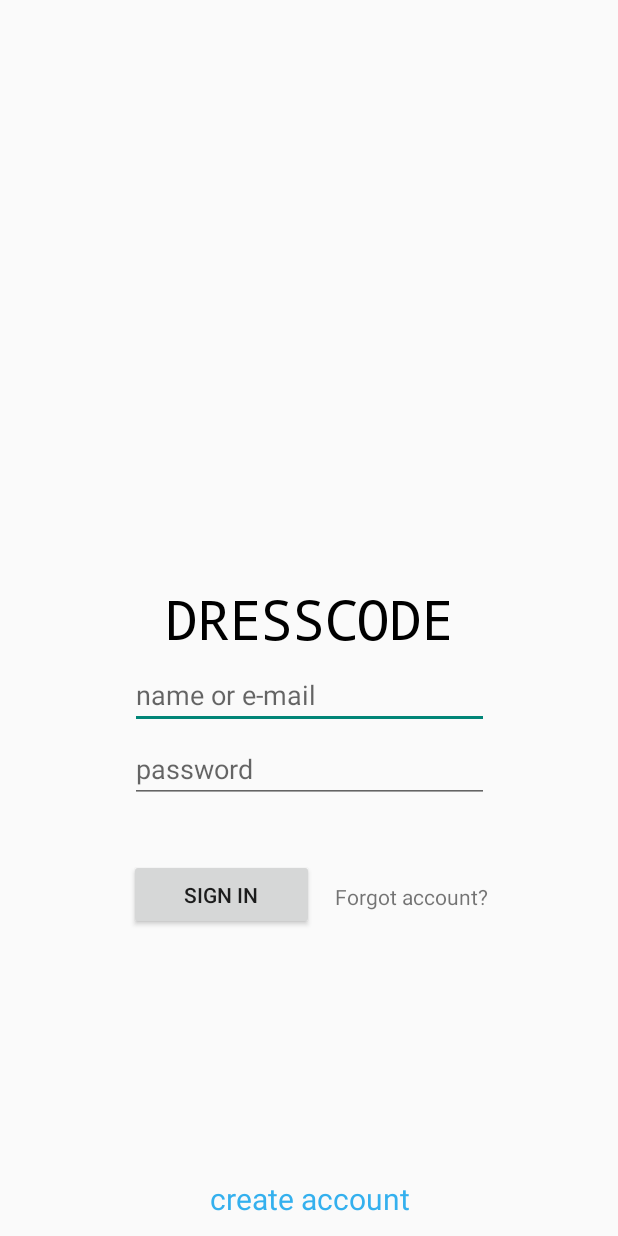
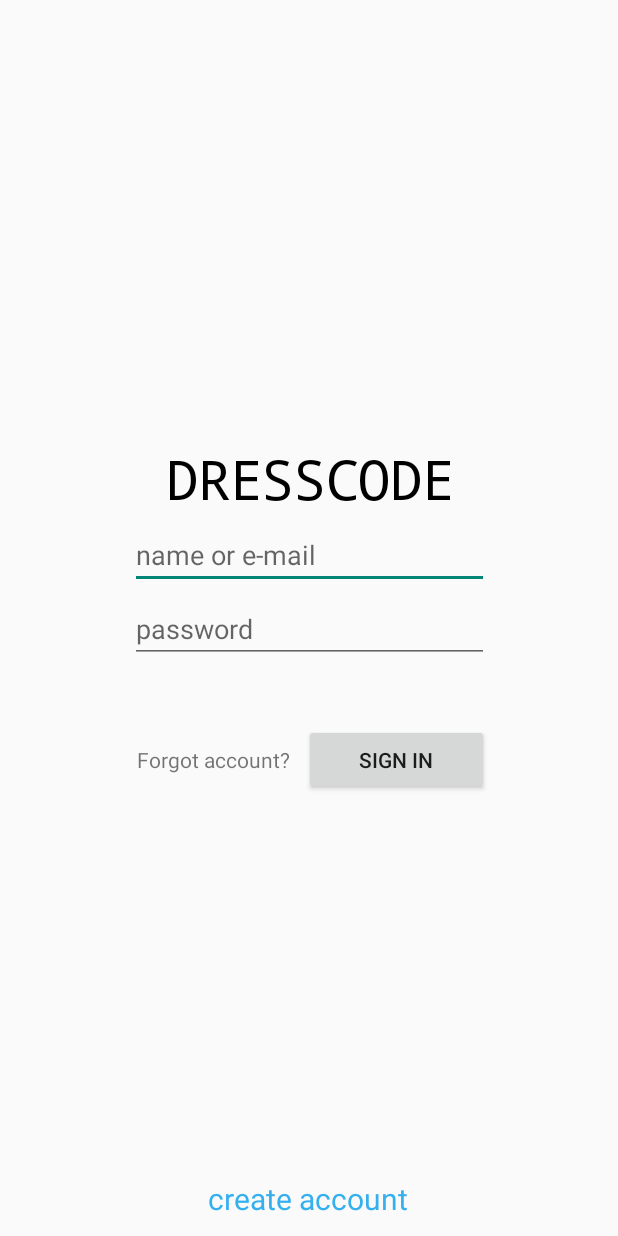
Before and after one commit to biba-boba-2-dolboeba/dresscode-proj, an Android app: the screen it shows after launch (SignInActivity), on a phone screen of 412 x 824 dp. Run offline under Robolectric (Android 15) with nearby library versions, the phone set to English and light mode, and no system bars.

Commit message:
revactoring signInLayout

```diff
--- a/app/src/main/res/layout/sign_in_layout.xml
+++ b/app/src/main/res/layout/sign_in_layout.xml
@@ -6,6 +6,37 @@
     android:layout_height="match_parent"
     android:visibility="visible"
     tools:context=".presentation.signin_screen.SignInActivity">
+
+    <TextView
+        android:id="@+id/sign_out_button"
+        android:layout_width="178dp"
+        android:layout_height="49dp"
+        android:layout_alignParentStart="true"
+        android:layout_alignParentLeft="true"
+        android:layout_alignParentTop="true"
+        android:layout_alignParentEnd="true"
+        android:layout_alignParentRight="true"
+        android:layout_alignParentBottom="true"
+        android:clickable="true"
+        android:focusable="true"
+        android:gravity="center"
+        android:text="@string/create_account"
+        android:textColor="@color/blue"
+        android:textSize="20sp"
+        app:layout_constraintBottom_toBottomOf="parent"
+        app:layout_constraintEnd_toEndOf="parent"
+        app:layout_constraintHorizontal_bias="0.497"
+        app:layout_constraintStart_toStartOf="parent"
+        app:layout_constraintTop_toTopOf="parent"
+        app:layout_constraintVertical_bias="1.0" />
+
+    <androidx.constraintlayout.widget.ConstraintLayout
+        android:layout_width="wrap_content"
+        android:layout_height="wrap_content"
+        app:layout_constraintBottom_toBottomOf="parent"
+        app:layout_constraintEnd_toEndOf="parent"
+        app:layout_constraintStart_toStartOf="parent"
+        app:layout_constraintTop_toTopOf="parent">
 
         <TextView
             android:id="@+id/dresscodeText"
@@ -28,7 +59,8 @@
             app:layout_constraintBottom_toBottomOf="parent"
             app:layout_constraintEnd_toEndOf="parent"
             app:layout_constraintStart_toStartOf="parent"
-        app:layout_constraintTop_toTopOf="parent" />
+            app:layout_constraintTop_toTopOf="parent"
+            app:layout_constraintVertical_bias="0.0" />
 
         <EditText
             android:id="@+id/login_field"
@@ -69,23 +101,6 @@
             app:layout_constraintTop_toBottomOf="@+id/login_field" />
 
         <TextView
-        android:id="@+id/forgot_account_button"
-        android:layout_width="wrap_content"
-        android:layout_height="wrap_content"
-        android:layout_alignParentEnd="true"
-        android:layout_alignParentRight="true"
-        android:layout_alignParentBottom="true"
-        android:clickable="true"
-        android:focusable="true"
-        android:text="@string/forgot_account"
-        app:layout_constraintBottom_toBottomOf="parent"
-        app:layout_constraintEnd_toEndOf="parent"
-        app:layout_constraintHorizontal_bias="0.14"
-        app:layout_constraintStart_toEndOf="@+id/sign_in_button"
-        app:layout_constraintTop_toBottomOf="@+id/error_message"
-        app:layout_constraintVertical_bias="0.115" />
-
-    <TextView
             android:id="@+id/error_message"
             android:layout_width="205dp"
             android:layout_height="wrap_content"
@@ -96,9 +111,11 @@
             android:layout_alignParentRight="true"
             android:layout_alignParentBottom="true"
             android:layout_marginTop="5dp"
+            android:layout_marginBottom="5dp"
             android:textColor="@color/red_error"
+            app:layout_constraintBottom_toTopOf="@+id/sign_in_button"
             app:layout_constraintEnd_toEndOf="parent"
-        app:layout_constraintHorizontal_bias="0.417"
+            app:layout_constraintHorizontal_bias="0.0"
             app:layout_constraintStart_toStartOf="parent"
             app:layout_constraintTop_toBottomOf="@+id/password_field" />
 
@@ -115,31 +132,27 @@
             android:text="@string/sign_in_button"
             app:layout_constraintBottom_toBottomOf="parent"
             app:layout_constraintEnd_toEndOf="parent"
-        app:layout_constraintHorizontal_bias="0.298"
+            app:layout_constraintHorizontal_bias="1.0"
             app:layout_constraintStart_toStartOf="parent"
             app:layout_constraintTop_toBottomOf="@+id/error_message"
-        app:layout_constraintVertical_bias="0.036" />
+            app:layout_constraintVertical_bias="0.0" />
 
         <TextView
-        android:id="@+id/sign_out_button"
-        android:layout_width="178dp"
-        android:layout_height="49dp"
-        android:layout_alignParentStart="true"
-        android:layout_alignParentLeft="true"
-        android:layout_alignParentTop="true"
+            android:id="@+id/forgot_account_button"
+            android:layout_width="wrap_content"
+            android:layout_height="wrap_content"
             android:layout_alignParentEnd="true"
             android:layout_alignParentRight="true"
             android:layout_alignParentBottom="true"
+            android:layout_marginEnd="5dp"
             android:clickable="true"
             android:focusable="true"
-        android:gravity="center"
-        android:text="@string/create_account"
-        android:textColor="@color/blue"
-        android:textSize="20sp"
+            android:text="@string/forgot_account"
             app:layout_constraintBottom_toBottomOf="parent"
-        app:layout_constraintEnd_toEndOf="parent"
+            app:layout_constraintEnd_toStartOf="@+id/sign_in_button"
             app:layout_constraintStart_toStartOf="parent"
-        app:layout_constraintTop_toTopOf="parent"
-        app:layout_constraintVertical_bias="1.0" />
+            app:layout_constraintTop_toTopOf="@+id/sign_in_button"
+            app:layout_constraintVertical_bias="0.5" />
+    </androidx.constraintlayout.widget.ConstraintLayout>
 
 </androidx.constraintlayout.widget.ConstraintLayout>
```
Also changed, not shown: app/src/main/res/layout/sing_out_layout.xml (+13 -12 lines). Lines whose indentation alone changed are shown as unchanged.
